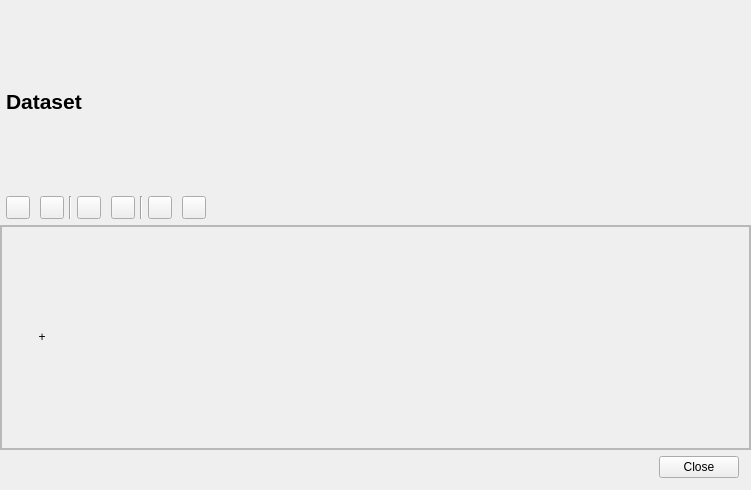
This is labnote/ui/qt_ui/dataset.ui in drs/LabNote as Qt 5 draws it before an edit. The edited form follows.
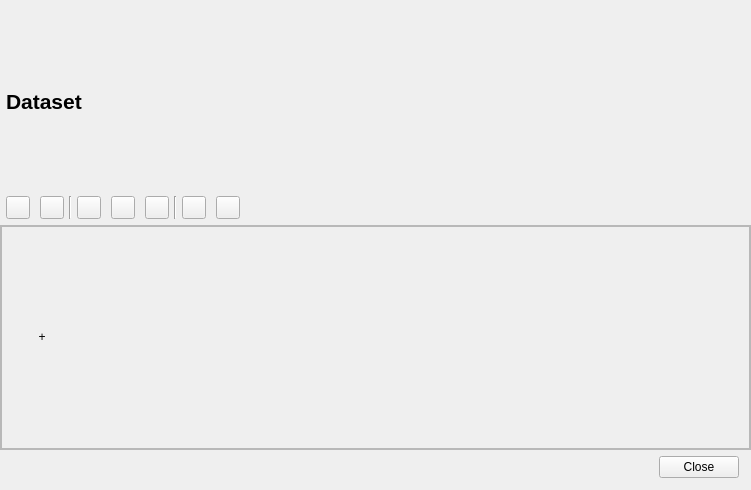
This is the edited form.

Commit message: Added python and r support in dataset

Patch:
```diff
--- a/labnote/ui/qt_ui/dataset.ui
+++ b/labnote/ui/qt_ui/dataset.ui
@@ -267,6 +267,29 @@
          </property>
         </widget>
        </item>
+       <item>
+        <spacer name="horizontalSpacer_11">
+         <property name="orientation">
+          <enum>Qt::Horizontal</enum>
+         </property>
+         <property name="sizeType">
+          <enum>QSizePolicy::Fixed</enum>
+         </property>
+         <property name="sizeHint" stdset="0">
+          <size>
+           <width>10</width>
+           <height>20</height>
+          </size>
+         </property>
+        </spacer>
+       </item>
+       <item>
+        <widget class="QToolButton" name="btn_rmd">
+         <property name="text">
+          <string/>
+         </property>
+        </widget>
+       </item>
        <item>
         <spacer name="horizontalSpacer_6">
          <property name="orientation">
```
The commit also changes 6 other files.
